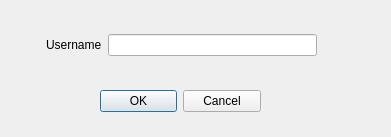
johnsonliu999/cerv, file logdialog.ui: the form before one commit.
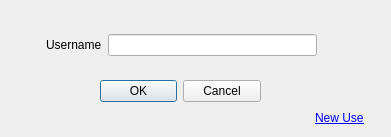
The form after the commit.

Diff of the .ui file:
```diff
--- a/logdialog.ui
+++ b/logdialog.ui
@@ -42,7 +42,7 @@
    <property name="geometry">
     <rect>
      <x>100</x>
-     <y>90</y>
+     <y>80</y>
      <width>161</width>
      <height>23</height>
     </rect>
@@ -51,6 +51,40 @@
     <set>QDialogButtonBox::Cancel|QDialogButtonBox::Ok</set>
    </property>
   </widget>
+  <widget class="QLabel" name="newUserLabel">
+   <property name="geometry">
+    <rect>
+     <x>313</x>
+     <y>110</y>
+     <width>51</width>
+     <height>16</height>
+    </rect>
+   </property>
+   <property name="text">
+    <string>&lt;html&gt;&lt;head/&gt;&lt;body&gt;&lt;p&gt;&lt;a href=&quot; &quot;&gt;&lt;span style=&quot; text-decoration: underline; color:#0000ff;&quot;&gt;New User&lt;/span&gt;&lt;/a&gt;&lt;/p&gt;&lt;/body&gt;&lt;/html&gt;</string>
+   </property>
+   <property name="textFormat">
+    <enum>Qt::AutoText</enum>
+   </property>
+   <property name="scaledContents">
+    <bool>false</bool>
+   </property>
+   <property name="wordWrap">
+    <bool>false</bool>
+   </property>
+   <property name="margin">
+    <number>0</number>
+   </property>
+   <property name="indent">
+    <number>2</number>
+   </property>
+   <property name="openExternalLinks">
+    <bool>false</bool>
+   </property>
+   <property name="textInteractionFlags">
+    <set>Qt::LinksAccessibleByMouse</set>
+   </property>
+  </widget>
  </widget>
  <resources/>
  <connections/>
```
